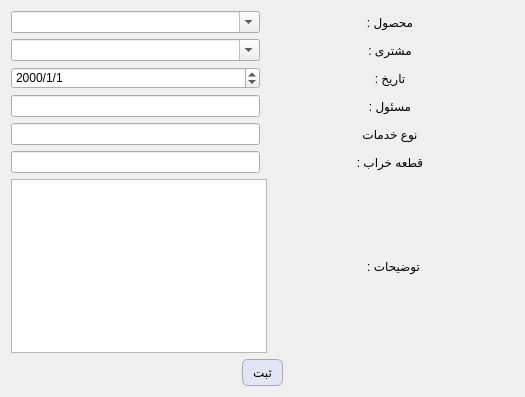
Above: serviceedit.ui from kia-far/QtDBS before the change. Below: the same form after it.
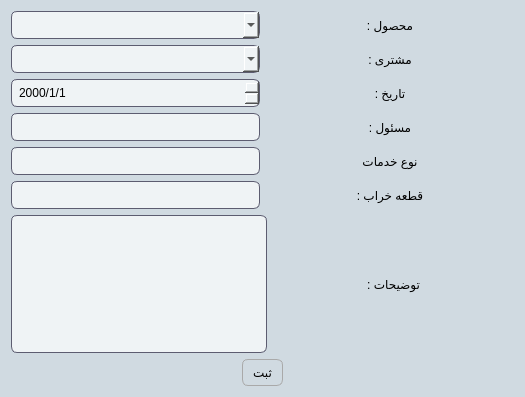
That is the form after the change.

Commit message: added edit item form and button which is available from the device edit form. also a few teaks to the stylesheets and fixed the keybinds working when the app was adding bulk data

Patch:
```diff
--- a/serviceedit.ui
+++ b/serviceedit.ui
@@ -37,7 +37,142 @@
 }
 
 
-QWidget {font: 12pt &quot;Segoe UI&quot;;}</string>
+QWidget {font: 12pt &quot;Segoe UI&quot;;}
+QWidget {
+    background-color: #d0dae1; /* Dark background color for the entire widget */
+    font: 12pt &quot;Segoe UI&quot;;
+}
+
+/* Style for QLineEdit with a darker background and smoother edges */
+QLineEdit {
+    background-color: #eff3f5; /* Darker grayish background */
+    color: #000000; /* Light text color for readability */
+    border: 1px solid #5c5c70; /* Slightly lighter border for contrast */
+    border-radius: 6px; /* Smooth, rounded edges */
+    padding: 5px; /* Padding for a cleaner look */
+    font: 12pt &quot;Segoe UI&quot;;
+}
+
+QLineEdit:focus {
+    border-color: #7878a0; /* Lighter border color on focus */
+    background-color: #e0e6eb; /* Slightly lighter background on focus */
+}
+
+QTextBrowser {
+    background-color: #eff3f5; /* Darker grayish background */
+    color: #000000; /* Light text color for readability */
+    border: 1px solid #5c5c70; /* Slightly lighter border for contrast */
+    border-radius: 6px; /* Smooth, rounded edges */
+    padding: 5px; /* Padding for a cleaner look */
+    font: 12pt &quot;Segoe UI&quot;;
+}
+
+QTextBrowser:focus {
+    border-color: #7878a0; /* Lighter border color on focus */
+    background-color: #e0e6eb; /* Slightly lighter background on focus */
+}
+
+QCheckBox {
+    color: #000000; /* Light text color for dark background */
+    font: 12pt &quot;Segoe UI&quot;;
+}
+
+QCheckBox:disabled {
+    color: #000000; /* Same text color for disabled state */
+    opacity: 1; /* Remove opacity reduction */
+}
+
+/* Blue indicator for checked and disabled QCheckBox */
+QCheckBox::indicator:checked:disabled {
+    background-color: #92a8b9; /* Blue color to appear as enabled */
+	opacity: 1;
+   /* border: 1px solid #3a7bd5;  Blue border to match the indicator */
+}
+
+QCheckBox::indicator:disabled {
+    opacity: 1; /* Remove opacity change for checkbox indicator */
+}
+
+/* Background color for QWidget */
+/* Style for the vertical scrollbar */
+QScrollBar:vertical {
+    background: #eff3f5; /* Background color of the scrollbar */
+    width: 10px; /* Width of the scrollbar */
+    margin: 0px 0px 0px 0px; /* Margins around the scrollbar */
+    border-radius: 5px; /* Rounded edges for the scrollbar track */
+}
+
+/* Style for the horizontal scrollbar */
+QScrollBar:horizontal {
+    background: #eff3f5; /* Background color of the scrollbar */
+    height: 10px; /* Height of the scrollbar */
+    margin: 0px 0px 0px 0px; /* Margins around the scrollbar */
+    border-radius: 5px; /* Rounded edges for the scrollbar track */
+}
+
+/* Handle (scroller) styling for both horizontal and vertical scrollbars */
+QScrollBar::handle:vertical, QScrollBar::handle:horizontal {
+    background: #92a8b9; /* Color of the scroller */
+    min-height: 20px; /* Minimum height for the vertical handle */
+    min-width: 20px; /* Minimum width for the horizontal handle */
+    border-radius: 5px; /* Smooth, rounded edges for the handle */
+}
+
+QScrollBar::handle:vertical:hover, QScrollBar::handle:horizontal:hover {
+    background: #b1c1cd; /* Slightly lighter color on hover for the handle */
+}
+
+/* Remove the top/bottom buttons on the scrollbar */
+QScrollBar::add-line:vertical, QScrollBar::sub-line:vertical,
+QScrollBar::add-line:horizontal, QScrollBar::sub-line:horizontal {
+    background: none; /* No additional lines/buttons */
+    height: 0px;
+    width: 0px;
+}
+
+QScrollBar::add-page:vertical, QScrollBar::sub-page:vertical,
+QScrollBar::add-page:horizontal, QScrollBar::sub-page:horizontal {
+    background: none; /* No page scroll styling */
+}
+QTextEdit {
+    background-color: #eff3f5; /* Darker grayish background */
+    color: #000000; /* Light text color for readability */
+    border: 1px solid #5c5c70; /* Slightly lighter border for contrast */
+    border-radius: 6px; /* Smooth, rounded edges */
+    padding: 5px; /* Padding for a cleaner look */
+    font: 12pt &quot;Segoe UI&quot;;
+}
+
+QTextEdit:focus {
+    border-color: #7878a0; /* Lighter border color on focus */
+    background-color: #e0e6eb; /* Slightly lighter background on focus */
+}
+QComboBox {
+    background-color: #eff3f5; /* Darker grayish background */
+    color: #000000; /* Light text color for readability */
+    border: 1px solid #5c5c70; /* Slightly lighter border for contrast */
+    border-radius: 6px; /* Smooth, rounded edges */
+    padding: 5px; /* Padding for a cleaner look */
+    font: 12pt &quot;Segoe UI&quot;;
+}
+
+QComboBox:focus {
+    border-color: #7878a0; /* Lighter border color on focus */
+    background-color: #e0e6eb; /* Slightly lighter background on focus */
+}
+QDateEdit {
+    background-color: #eff3f5; /* Darker grayish background */
+    color: #000000; /* Light text color for readability */
+    border: 1px solid #5c5c70; /* Slightly lighter border for contrast */
+    border-radius: 6px; /* Smooth, rounded edges */
+    padding: 5px; /* Padding for a cleaner look */
+    font: 12pt &quot;Segoe UI&quot;;
+}
+
+QDateEdit:focus {
+    border-color: #7878a0; /* Lighter border color on focus */
+    background-color: #e0e6eb; /* Slightly lighter background on focus */
+}</string>
   </property>
   <layout class="QVBoxLayout" name="verticalLayout">
    <item>
```
The commit also changes 80 other files.
